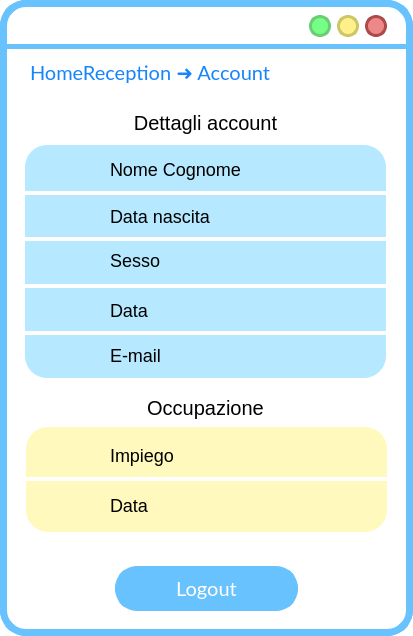
Old version of the form frontend/ui/VistaAccount.ui in the repository MrPio/MuseoOmero.
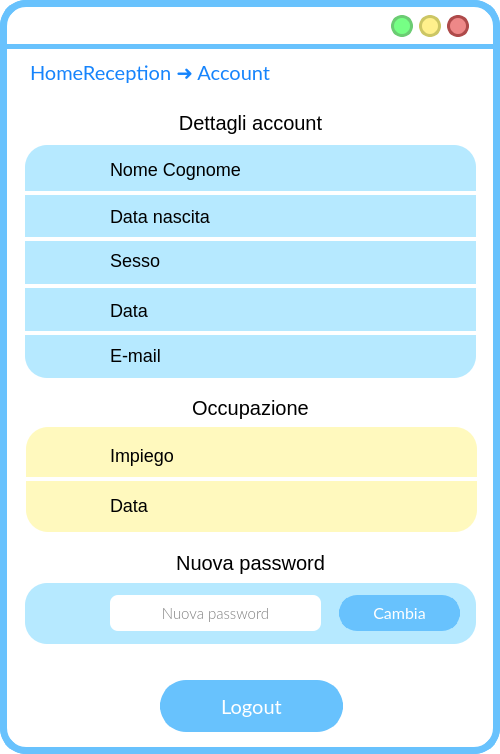
New version of the form. Icons and pictures are not drawn.

Patch:
```diff
--- a/frontend/ui/VistaAccount.ui
+++ b/frontend/ui/VistaAccount.ui
@@ -6,8 +6,8 @@
    <rect>
     <x>0</x>
     <y>0</y>
-    <width>413</width>
-    <height>636</height>
+    <width>500</width>
+    <height>754</height>
    </rect>
   </property>
   <property name="cursor">
@@ -51,7 +51,7 @@
      <rect>
       <x>25</x>
       <y>145</y>
-      <width>361</width>
+      <width>451</width>
       <height>233</height>
      </rect>
     </property>
@@ -72,7 +72,7 @@
    <widget class="QPushButton" name="reduceButton">
     <property name="geometry">
      <rect>
-      <x>309</x>
+      <x>391</x>
       <y>15</y>
       <width>22</width>
       <height>22</height>
@@ -123,7 +123,7 @@
    <widget class="QPushButton" name="exitButton">
     <property name="geometry">
      <rect>
-      <x>365</x>
+      <x>447</x>
       <y>15</y>
       <width>22</width>
       <height>22</height>
@@ -174,7 +174,7 @@
    <widget class="QPushButton" name="maximizeButton">
     <property name="geometry">
      <rect>
-      <x>337</x>
+      <x>419</x>
       <y>15</y>
       <width>22</width>
       <height>22</height>
@@ -225,7 +225,7 @@
    <widget class="QLabel" name="previousButton">
     <property name="geometry">
      <rect>
-      <x>357</x>
+      <x>439</x>
       <y>57</y>
       <width>36</width>
       <height>36</height>
@@ -264,7 +264,7 @@
      <rect>
       <x>30</x>
       <y>57</y>
-      <width>301</width>
+      <width>361</width>
       <height>31</height>
      </rect>
     </property>
@@ -313,7 +313,7 @@
      <rect>
       <x>20</x>
       <y>477</y>
-      <width>370</width>
+      <width>457</width>
       <height>4</height>
      </rect>
     </property>
@@ -351,7 +351,7 @@
      <rect>
       <x>26</x>
       <y>427</y>
-      <width>361</width>
+      <width>451</width>
       <height>105</height>
      </rect>
     </property>
@@ -372,10 +372,10 @@
    <widget class="QPushButton" name="logoutButton">
     <property name="geometry">
      <rect>
-      <x>115</x>
-      <y>566</y>
+      <x>160</x>
+      <y>680</y>
       <width>183</width>
-      <height>45</height>
+      <height>52</height>
      </rect>
     </property>
     <property name="font">
@@ -397,7 +397,7 @@
      <string notr="true">QPushButton{
  background-color:rgb(104, 194, 253);
  border-style: solid;
- border-radius:22px;
+ border-radius:26px;
 color: rgb(255, 255, 255);
 	font: 15pt &quot;Lato&quot;;
 }
@@ -427,7 +427,7 @@
      <rect>
       <x>10</x>
       <y>387</y>
-      <width>391</width>
+      <width>481</width>
       <height>41</height>
      </rect>
     </property>
@@ -449,7 +449,7 @@
      <rect>
       <x>10</x>
       <y>102</y>
-      <width>391</width>
+      <width>481</width>
       <height>41</height>
      </rect>
     </property>
@@ -471,7 +471,7 @@
      <rect>
       <x>20</x>
       <y>284</y>
-      <width>370</width>
+      <width>457</width>
       <height>4</height>
      </rect>
     </property>
@@ -509,7 +509,7 @@
      <rect>
       <x>20</x>
       <y>331</y>
-      <width>370</width>
+      <width>457</width>
       <height>4</height>
      </rect>
     </property>
@@ -547,7 +547,7 @@
      <rect>
       <x>20</x>
       <y>237</y>
-      <width>370</width>
+      <width>457</width>
       <height>4</height>
      </rect>
     </property>
@@ -585,7 +585,7 @@
      <rect>
       <x>20</x>
       <y>191</y>
-      <width>370</width>
+      <width>457</width>
       <height>4</height>
      </rect>
     </property>
@@ -689,7 +689,7 @@
      <rect>
       <x>110</x>
       <y>148</y>
-      <width>141</width>
+      <width>350</width>
       <height>43</height>
      </rect>
     </property>
@@ -708,7 +708,7 @@
      <rect>
       <x>110</x>
       <y>197</y>
-      <width>131</width>
+      <width>350</width>
       <height>38</height>
      </rect>
     </property>
@@ -726,7 +726,7 @@
      <rect>
       <x>110</x>
       <y>240</y>
-      <width>141</width>
+      <width>350</width>
       <height>41</height>
      </rect>
     </property>
@@ -744,7 +744,7 @@
      <rect>
       <x>110</x>
       <y>330</y>
-      <width>171</width>
+      <width>350</width>
       <height>51</height>
      </rect>
     </property>
@@ -762,7 +762,7 @@
      <rect>
       <x>110</x>
       <y>430</y>
-      <width>161</width>
+      <width>350</width>
       <height>51</height>
      </rect>
     </property>
@@ -868,7 +868,7 @@
      <rect>
       <x>110</x>
       <y>480</y>
-      <width>161</width>
+      <width>350</width>
       <height>51</height>
      </rect>
     </property>
@@ -886,7 +886,7 @@
      <rect>
       <x>110</x>
       <y>290</y>
-      <width>151</width>
+      <width>350</width>
       <height>41</height>
      </rect>
     </property>
@@ -899,6 +899,212 @@
      <string>Data</string>
     </property>
    </widget>
+   <widget class="QLabel" name="label_24">
+    <property name="geometry">
+     <rect>
+      <x>50</x>
+      <y>596</y>
+      <width>34</width>
+      <height>34</height>
+     </rect>
+    </property>
+    <property name="styleSheet">
+     <string notr="true">background-color: rgba(182, 233, 255);</string>
+    </property>
+    <property name="text">
+     <string/>
+    </property>
+    <property name="pixmap">
+     <pixmap resource="res/res.qrc">:/icons/key_FILL1_wght600_GRAD200_opsz48_risultato.png</pixmap>
+    </property>
+    <property name="scaledContents">
+     <bool>true</bool>
+    </property>
+   </widget>
+   <widget class="QLabel" name="label_5">
+    <property name="geometry">
+     <rect>
+      <x>25</x>
+      <y>583</y>
+      <width>451</width>
+      <height>61</height>
+     </rect>
+    </property>
+    <property name="styleSheet">
+     <string notr="true">left: 790px;
+top: 159px;
+width: 437px;
+height: 650px;
+line-height: 20px;
+border-radius: 22px;
+background-color: rgba(182, 233, 255, 255);
+text-align: center;</string>
+    </property>
+    <property name="text">
+     <string/>
+    </property>
+   </widget>
+   <widget class="QLabel" name="label_25">
+    <property name="geometry">
+     <rect>
+      <x>10</x>
+      <y>542</y>
+      <width>481</width>
+      <height>41</height>
+     </rect>
+    </property>
+    <property name="styleSheet">
+     <string notr="true">font-size: 20px;
+text-align: left;
+background-color: rgba(255, 255, 255,0);
+</string>
+    </property>
+    <property name="text">
+     <string>Nuova password</string>
+    </property>
+    <property name="alignment">
+     <set>Qt::AlignCenter</set>
+    </property>
+   </widget>
+   <widget class="QLineEdit" name="nuovaPasswordLineEdit">
+    <property name="geometry">
+     <rect>
+      <x>110</x>
+      <y>595</y>
+      <width>211</width>
+      <height>36</height>
+     </rect>
+    </property>
+    <property name="font">
+     <font>
+      <family>Lato Light</family>
+      <pointsize>11</pointsize>
+     </font>
+    </property>
+    <property name="styleSheet">
+     <string notr="true">QLineEdit{
+background:rgb(255, 255, 255);
+border-radius:8px;
+border-color:rgb(104, 194, 253);
+border-style: solid;
+border-width:0;
+}
+QLineEdit::focus{
+background:rgb(255, 255, 255);
+border-radius:8px;
+border-color:rgb(104, 194, 253);
+border-style: solid;
+border-width:3;
+}</string>
+    </property>
+    <property name="text">
+     <string/>
+    </property>
+    <property name="maxLength">
+     <number>18</number>
+    </property>
+    <property name="echoMode">
+     <enum>QLineEdit::Normal</enum>
+    </property>
+    <property name="alignment">
+     <set>Qt::AlignCenter</set>
+    </property>
+    <property name="placeholderText">
+     <string>Nuova password</string>
+    </property>
+   </widget>
+   <widget class="QPushButton" name="cambiaPasswordButton">
+    <property name="geometry">
+     <rect>
+      <x>339</x>
+      <y>595</y>
+      <width>121</width>
+      <height>36</height>
+     </rect>
+    </property>
+    <property name="font">
+     <font>
+      <family>Lato</family>
+      <pointsize>12</pointsize>
+      <weight>50</weight>
+      <italic>false</italic>
+      <bold>false</bold>
+     </font>
+    </property>
+    <property name="cursor">
+     <cursorShape>PointingHandCursor</cursorShape>
+    </property>
+    <property name="autoFillBackground">
+     <bool>false</bool>
+    </property>
+    <property name="styleSheet">
+     <string notr="true">QPushButton{
+ background-color:rgb(104, 194, 253);
+ border-style: solid;
+ border-radius:18px;
+color: rgb(255, 255, 255);
+font: 12pt &quot;Lato&quot;;
+}
+
+QPushButton::hover{
+
+
+	border-color : rgb(15, 138, 204);
+	color: white;
+border-width:0;
+}
+
+QPushButton::pressed{
+	border-color:rgb(104, 194, 253);
+	border-width:2;
+	background-color : white;
+	color:rgb(104, 194, 253);
+}
+</string>
+    </property>
+    <property name="text">
+     <string>Cambia</string>
+    </property>
+   </widget>
+   <widget class="QLabel" name="label_14">
+    <property name="geometry">
+     <rect>
+      <x>330</x>
+      <y>540</y>
+      <width>4</width>
+      <height>40</height>
+     </rect>
+    </property>
+    <property name="sizePolicy">
+     <sizepolicy hsizetype="Fixed" vsizetype="Fixed">
+      <horstretch>0</horstretch>
+      <verstretch>0</verstretch>
+     </sizepolicy>
+    </property>
+    <property name="styleSheet">
+     <string notr="true">width: 314px;
+height: 180px;
+border-radius: 0;
+background-color: rgb(255, 255, 255);
+text-align: center;</string>
+    </property>
+    <property name="text">
+     <string/>
+    </property>
+    <property name="scaledContents">
+     <bool>true</bool>
+    </property>
+    <property name="alignment">
+     <set>Qt::AlignCenter</set>
+    </property>
+    <property name="margin">
+     <number>10</number>
+    </property>
+    <property name="indent">
+     <number>0</number>
+    </property>
+   </widget>
+   <zorder>label_5</zorder>
    <zorder>label_4</zorder>
    <zorder>label</zorder>
    <zorder>label_2</zorder>
@@ -930,6 +1136,11 @@
    <zorder>label_23</zorder>
    <zorder>dataAssegnazioneLavoroLabel</zorder>
    <zorder>dataAssunzioneLabel</zorder>
+   <zorder>label_24</zorder>
+   <zorder>label_25</zorder>
+   <zorder>nuovaPasswordLineEdit</zorder>
+   <zorder>cambiaPasswordButton</zorder>
+   <zorder>label_14</zorder>
   </widget>
  </widget>
  <resources>
```
